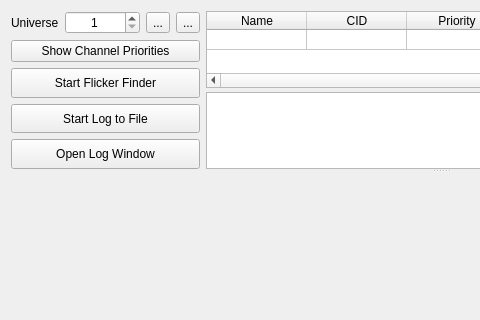
The window that ui/universeview.ui (docsteer/sacnview) describes before a commit, drawn with Qt 5; both pictures show x 0 to 480 and y 0 to 320 of the 882 by 490 pixel window.
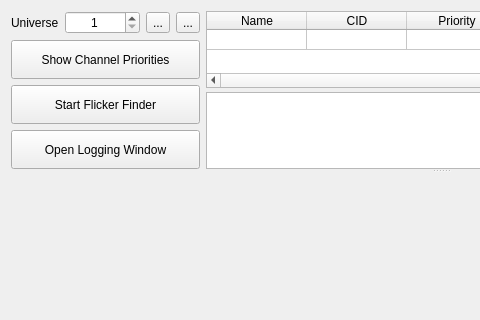
The same window after the commit. Icons and pictures are not drawn. Custom widgets are drawn as their Qt base class.

Patch:
```diff
--- a/ui/universeview.ui
+++ b/ui/universeview.ui
@@ -54,7 +54,7 @@
         <height>200</height>
        </size>
       </property>
-      <layout class="QHBoxLayout" name="horizontalLayout">
+      <layout class="QHBoxLayout" name="horizontalLayout" stretch="0,1">
        <item>
         <layout class="QVBoxLayout" name="verticalLayout">
          <item>
@@ -123,6 +123,12 @@
          </item>
          <item>
           <widget class="QPushButton" name="btnShowPriority">
+           <property name="sizePolicy">
+            <sizepolicy hsizetype="Expanding" vsizetype="Expanding">
+             <horstretch>0</horstretch>
+             <verstretch>0</verstretch>
+            </sizepolicy>
+           </property>
            <property name="text">
             <string>Show Channel Priorities</string>
            </property>
@@ -134,7 +140,7 @@
          <item>
           <widget class="QPushButton" name="btnStartFlickerFinder">
            <property name="sizePolicy">
-            <sizepolicy hsizetype="Preferred" vsizetype="Preferred">
+            <sizepolicy hsizetype="Expanding" vsizetype="Expanding">
              <horstretch>0</horstretch>
              <verstretch>0</verstretch>
             </sizepolicy>
@@ -144,29 +150,16 @@
            </property>
           </widget>
          </item>
-         <item>
-          <widget class="QPushButton" name="btnLogToFile">
-           <property name="sizePolicy">
-            <sizepolicy hsizetype="Preferred" vsizetype="Preferred">
-             <horstretch>0</horstretch>
-             <verstretch>0</verstretch>
-            </sizepolicy>
-           </property>
-           <property name="text">
-            <string>Start Log to File</string>
-           </property>
-          </widget>
-         </item>
          <item>
           <widget class="QPushButton" name="btnLogWindow">
            <property name="sizePolicy">
-            <sizepolicy hsizetype="Preferred" vsizetype="Preferred">
+            <sizepolicy hsizetype="Expanding" vsizetype="Expanding">
              <horstretch>0</horstretch>
              <verstretch>0</verstretch>
             </sizepolicy>
            </property>
            <property name="text">
-            <string>Open Log Window</string>
+            <string>Open Logging Window</string>
            </property>
           </widget>
          </item>
```
